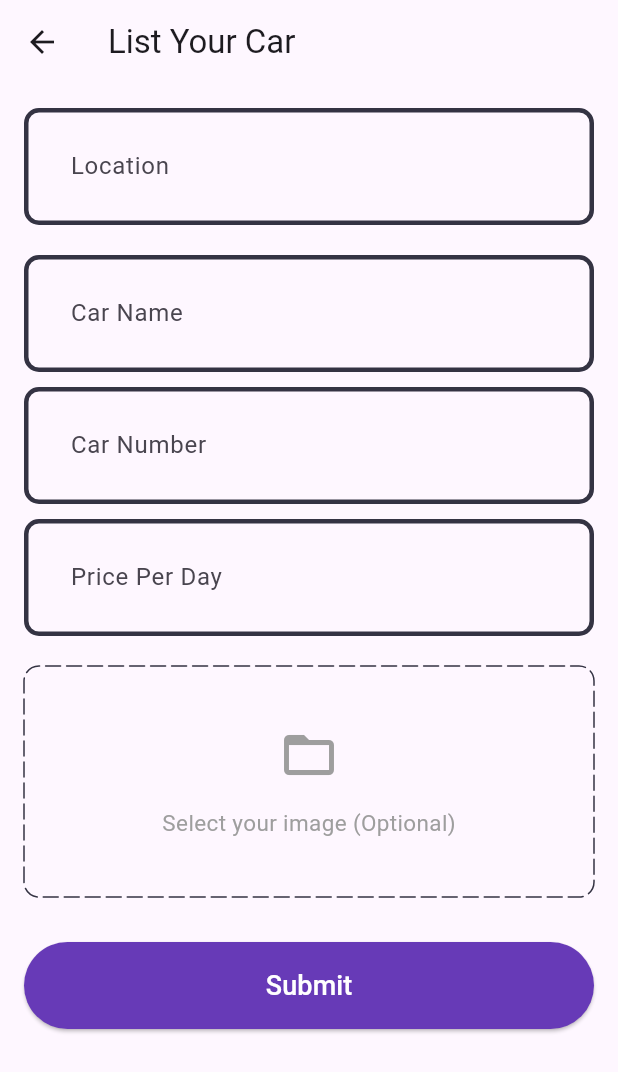
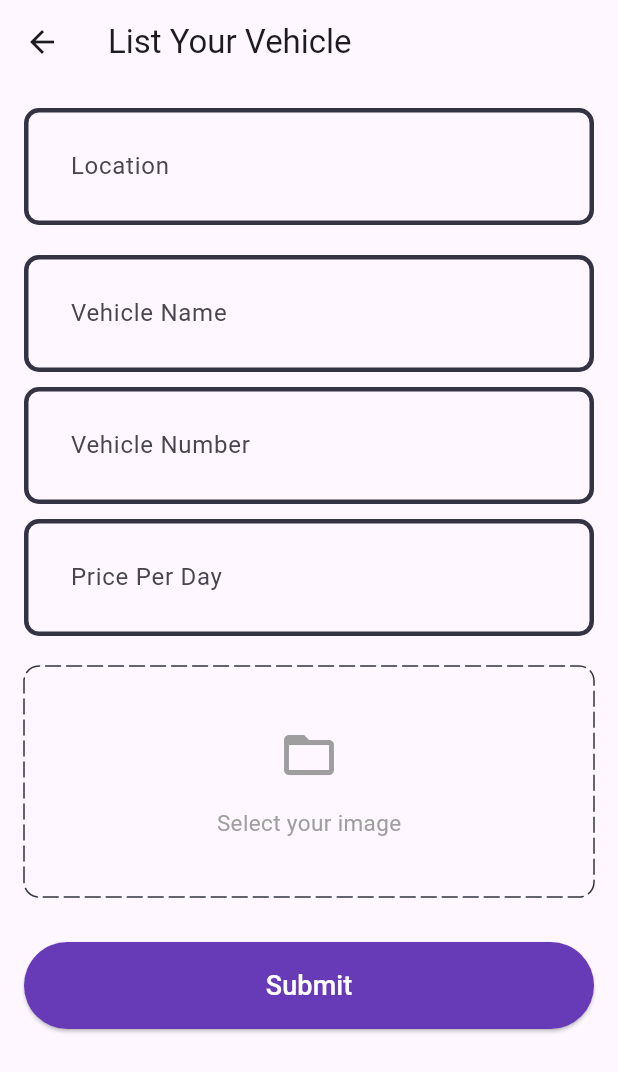
Before and after one commit to triguiahmed/YallDrive, a Flutter app: the RegisterForm screen opened by its route, on a phone screen of 412 x 824 dp. Shown: the top 1072 px of the screen. Run offline on Flutter 3.47's test engine with Material 3 defaults, Android fonts, the phone set to English and light mode, and no system bars; drawn by our look-alikes of dotted_border; our stand-ins replace bloc, cloud_firestore, firebase_auth, firebase_core, firebase_messaging, firebase_storage and 9 more; accounts and stored records are empty.

Commit message:
fix layouts

```diff
--- a/lib/features/profile/presentation/pages/owner/owner_cars.dart
+++ b/lib/features/profile/presentation/pages/owner/owner_cars.dart
@@ -55,7 +55,7 @@ class _OwnerCarsState extends State<OwnerCars> {
       currentIndex: 2,
       bottomNavItems: Owner.bottomNavbarItems,
       routes: Owner.routes,
-      title: 'Your Cars',
+      title: 'Your Vehicles',
       child: Container(
         decoration: BoxDecoration(
           gradient: LinearGradient(
--- a/lib/features/profile/presentation/pages/owner/owner_home.dart
+++ b/lib/features/profile/presentation/pages/owner/owner_home.dart
@@ -137,7 +137,7 @@ class _OwnerHomeState extends State<OwnerHome> {
                             ),
                           ),
                           Text(
-                            'Registered Cars',
+                            'Registered Vehicles',
                             style: TextStyle(
                               fontSize: 18,
                               color: Colors.white.withOpacity(0.9),
@@ -189,7 +189,7 @@ class _OwnerHomeState extends State<OwnerHome> {
                           Icon(Icons.add_circle_outline, color: Colors.white),
                           SizedBox(width: 8),
                           Text(
-                            'Register New Car',
+                            'Register New Vehicle',
                             style: TextStyle(
                               fontSize: 18,
                               color: Colors.white,
--- a/lib/features/register/presentation/pages/register_form.dart
+++ b/lib/features/register/presentation/pages/register_form.dart
@@ -100,7 +100,7 @@ class _RegisterFormState extends State<RegisterForm> {
   @override
   Widget build(BuildContext context) {
     return Scaffold(
-      appBar: AppBar(title: const Text('List Your Car')),
+      appBar: AppBar(title: const Text('List Your Vehicle')),
       body: BlocConsumer<RegisterBloc, RegisterState>(
         listener: (context, state) {
           if (state is RegisterFailure) {
@@ -173,14 +173,14 @@ class _RegisterFormState extends State<RegisterForm> {
                     const SizedBox(height: 20),
                     RegisterField(
                       controller: carNameController,
-                      label: 'Car Name',
+                      label: 'Vehicle Name',
                       validator: (value) =>
                           value!.isEmpty ? 'Enter car name' : null,
                     ),
                     const SizedBox(height: 10),
                     RegisterField(
                       controller: carNumberController,
-                      label: 'Car Number',
+                      label: 'Vehicle Number',
                       validator: (value) =>
                           value!.isEmpty ? 'Enter car number' : null,
                     ),
@@ -228,7 +228,7 @@ class _RegisterFormState extends State<RegisterForm> {
                                     ),
                                     SizedBox(height: 15),
                                     Text(
-                                      'Select your image (Optional)',
+                                      'Select your image',
                                       style: TextStyle(
                                         fontSize: 15,
                                         color: Colors.grey,
```
